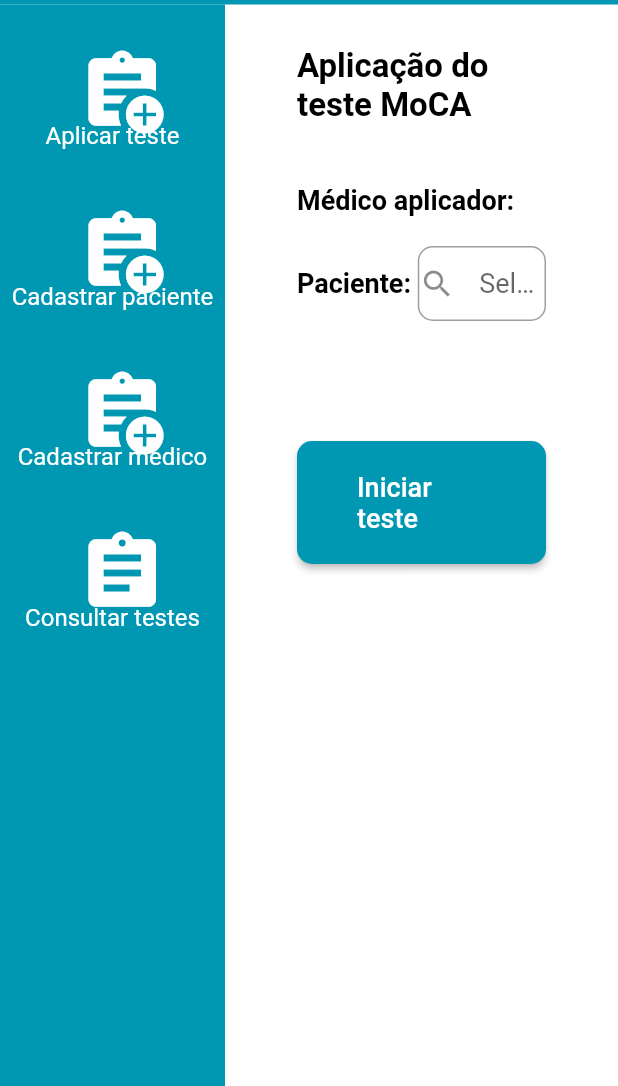
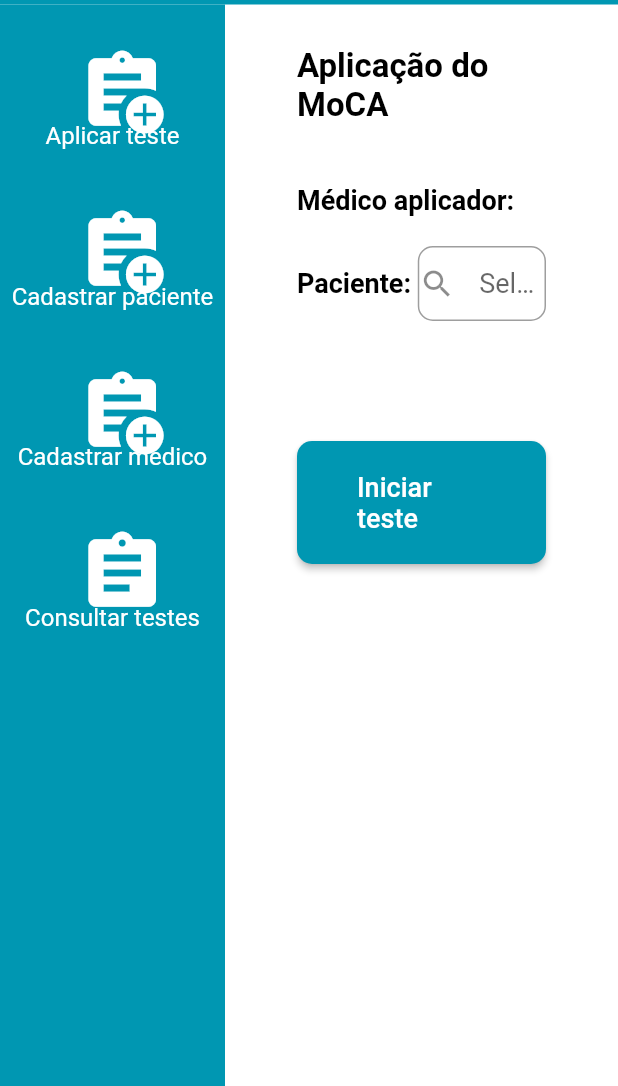
Before and after one commit to karinaplemos/mocageriuff_admin, a Flutter app: the screen it shows once a user with an empty profile is signed in, on a phone screen of 412 x 824 dp, the part 150-1236 px from its top. Run offline on Flutter 3.47's test engine with Material 2 defaults, Android fonts, the phone set to English and light mode, and no system bars; drawn by our look-alikes of searchfield; our stand-ins replace brasil_fields, cloud_firestore, email_validator, firebase_auth, firebase_core, firebase_storage and 1 more; accounts and stored records are empty.

Commit message:
Alterando titulo de uma página

```diff
--- a/lib/view/homepage.dart
+++ b/lib/view/homepage.dart
@@ -211,7 +211,7 @@ class HomePageState extends State<HomePage> {
                     key: homeKey,
                     child: Column(children: <Widget>[
                       const Text(
-                        "Aplicação do teste MoCA",
+                        "Aplicação do MoCA",
                         style: TextStyle(
                             fontSize: 22.0,
                             color: Colors.black,
```
